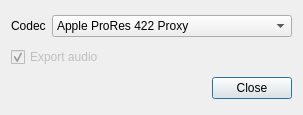
ilia3101/MLV-App, file platform/qt/ExportSettingsDialog.ui: the form before one commit.
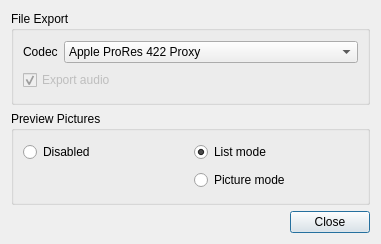
The form after the commit.

Commit message: QtApp: Preview Pics in SessionList, Preferences Dialog changed

Diff of the .ui file:
```diff
--- a/platform/qt/ExportSettingsDialog.ui
+++ b/platform/qt/ExportSettingsDialog.ui
@@ -6,38 +6,20 @@
    <rect>
     <x>0</x>
     <y>0</y>
-    <width>303</width>
-    <height>115</height>
+    <width>381</width>
+    <height>244</height>
    </rect>
   </property>
   <property name="windowTitle">
    <string>Export Settings</string>
   </property>
-  <layout class="QGridLayout" name="gridLayout">
-   <item row="2" column="0">
-    <layout class="QHBoxLayout" name="horizontalLayout_2">
+  <layout class="QVBoxLayout" name="verticalLayout">
      <item>
-      <spacer name="horizontalSpacer">
-       <property name="orientation">
-        <enum>Qt::Horizontal</enum>
-       </property>
-       <property name="sizeHint" stdset="0">
-        <size>
-         <width>212</width>
-         <height>20</height>
-        </size>
-       </property>
-      </spacer>
-     </item>
-     <item>
-      <widget class="QPushButton" name="pushButtonClose">
-       <property name="text">
-        <string>Close</string>
-       </property>
-      </widget>
-     </item>
-    </layout>
-   </item>
+    <widget class="QGroupBox" name="groupBox">
+     <property name="title">
+      <string>File Export</string>
+     </property>
+     <layout class="QGridLayout" name="gridLayout_2">
    <item row="0" column="0">
     <layout class="QHBoxLayout" name="horizontalLayout">
      <item>
@@ -96,6 +78,66 @@
       <bool>true</bool>
      </property>
     </widget>
+      </item>
+     </layout>
+    </widget>
+   </item>
+   <item>
+    <widget class="QGroupBox" name="groupBox_2">
+     <property name="title">
+      <string>Preview Pictures</string>
+     </property>
+     <layout class="QGridLayout" name="gridLayout">
+      <item row="0" column="0">
+       <widget class="QRadioButton" name="radioButtonPreviewDisabled">
+        <property name="text">
+         <string>Disabled</string>
+        </property>
+       </widget>
+      </item>
+      <item row="0" column="1">
+       <widget class="QRadioButton" name="radioButtonPreviewList">
+        <property name="text">
+         <string>List mode</string>
+        </property>
+        <property name="checked">
+         <bool>true</bool>
+        </property>
+       </widget>
+      </item>
+      <item row="1" column="1">
+       <widget class="QRadioButton" name="radioButtonPreviewIcon">
+        <property name="text">
+         <string>Picture mode</string>
+        </property>
+       </widget>
+      </item>
+     </layout>
+    </widget>
+   </item>
+   <item>
+    <layout class="QHBoxLayout" name="horizontalLayout_2">
+     <item>
+      <spacer name="horizontalSpacer">
+       <property name="orientation">
+        <enum>Qt::Horizontal</enum>
+       </property>
+       <property name="sizeHint" stdset="0">
+        <size>
+         <width>212</width>
+         <height>20</height>
+        </size>
+       </property>
+      </spacer>
+     </item>
+     <item>
+      <widget class="QPushButton" name="pushButtonClose">
+       <property name="text">
+        <string>Close</string>
+       </property>
+      </widget>
+     </item>
+    </layout>
    </item>
   </layout>
  </widget>
```
Left out of the diff: 2 changed lines with no effect on the pictures. Lines whose indentation alone changed are shown as unchanged. The commit also changes 6 other files.
